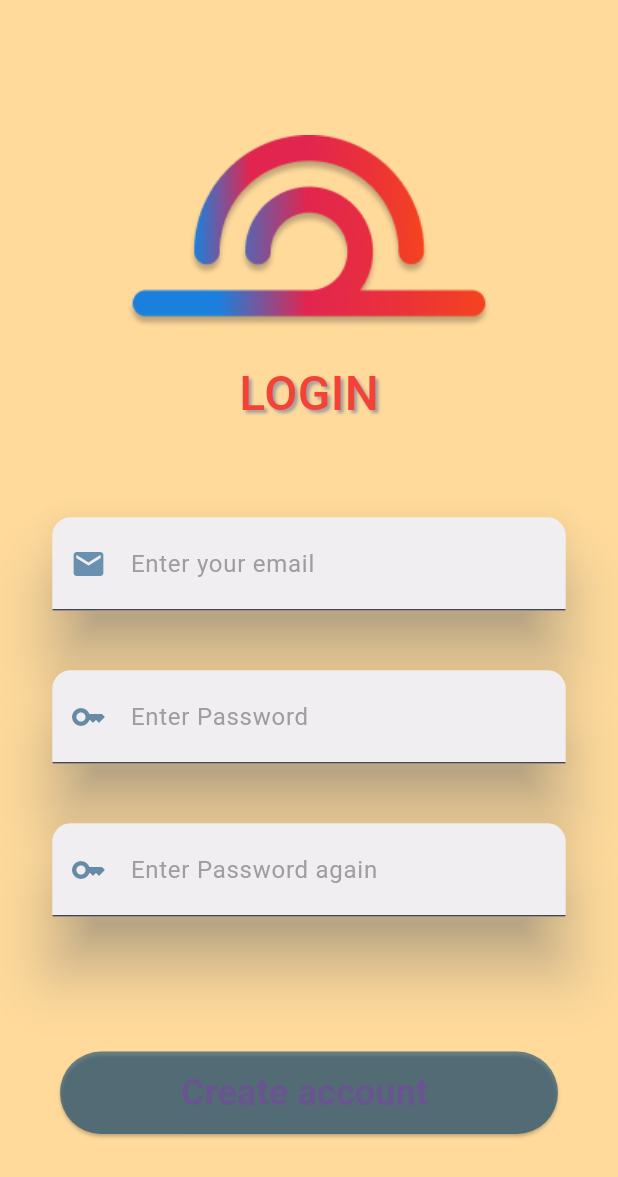
After one commit to ThangVu1903/JapaneseApp, a Flutter app: the signup screen opened directly, on a phone screen of 412 x 824 dp. The commit adds this screen. Shown: the top 1177 px of the screen. Run offline on Flutter 3.47's test engine with Material 2 defaults, Android fonts, the light colour scheme and no system bars.

Commit message:
fix login ui

```diff
--- /dev/null
+++ b/japaneseleansflutter/lib/page/signup.dart
@@ -0,0 +1,114 @@
+import 'package:flutter/material.dart';
+
+class signup extends StatelessWidget {
+  const signup({super.key});
+
+  @override
+  Widget build(BuildContext context) {
+    final Size size = MediaQuery.of(context).size;
+
+    return Scaffold(
+      body: SingleChildScrollView(
+        child: Container(
+          width: size.width,
+          height: size.height,
+          color: const Color.fromARGB(156, 255, 200, 91),
+          child: Column(
+            children: [
+              Padding(
+                  padding: const EdgeInsets.only(top: 90),
+                  child: Image.asset('asset/images/logo.png')),
+              const Padding(
+                padding: EdgeInsets.only(top: 20, bottom: 40),
+                child: Text(
+                  "LOGIN",
+                  style: TextStyle(
+                      color: Colors.red,
+                      fontSize: 32,
+                      fontWeight: FontWeight.w500,
+                      shadows: [
+                        Shadow(
+                            blurRadius: 2.0,
+                            color: Colors.grey,
+                            offset: Offset(2, 2))
+                      ]),
+                ),
+              ),
+              inputText(
+                  'Enter your email',
+                  const Icon(
+                    Icons.email,
+                    color: Color.fromRGBO(18, 84, 132, 0.612),
+                  )),
+              inputText(
+                'Enter Password',
+                const Icon(
+                  Icons.key,
+                  color: Color.fromRGBO(16, 75, 118, 0.612),
+                ),
+              ),
+              inputText(
+                'Enter Password again',
+                const Icon(
+                  Icons.key,
+                  color: Color.fromRGBO(16, 75, 118, 0.612),
+                ),
+              ),
+              Padding(
+                //button login
+                padding:
+                    const EdgeInsets.symmetric(horizontal: 40, vertical: 70),
+                child: ElevatedButton(
+                    style: ElevatedButton.styleFrom(
+                      backgroundColor: const Color.fromRGBO(16, 75, 118, 0.612),
+                    ),
+                    onPressed: () {},
+                    child: const SizedBox(
+                      height: 55,
+                      width: 340,
+                      child: Row(
+                          mainAxisAlignment: MainAxisAlignment.center,
+                          children: [
+                            Text(
+                              'Create account ',
+                              style: TextStyle(
+                                  fontSize: 24, fontWeight: FontWeight.bold),
+                            ),
+                          ]),
+                    )),
+              ),
+            ],
+          ),
+        ),
+      ),
+    );
+  }
+
+  inputText(String lable, Widget icon) {
+    return Padding(
+      padding: const EdgeInsets.symmetric(horizontal: 35, vertical: 20),
+      child: Material(
+        borderRadius: const BorderRadius.only(
+          topLeft: Radius.circular(12),
+          topRight: Radius.circular(12),
+        ),
+        elevation: 18,
+        shadowColor: Colors.grey,
+        child: TextField(
+          style: const TextStyle(fontSize: 20),
+          decoration: InputDecoration(
+              filled: true,
+              fillColor: const Color.fromARGB(156, 232, 232, 232),
+              prefixIcon: icon,
+              border: const UnderlineInputBorder(
+                  borderRadius: BorderRadius.only(
+                topLeft: Radius.circular(12),
+                topRight: Radius.circular(12),
+              )),
+              label: Text(lable),
+              labelStyle: const TextStyle(color: Colors.grey)),
+        ),
+      ),
+    );
+  }
+}
```
Also changed, not shown: japaneseleansflutter/lib/main.dart (+0 -55 lines), japaneseleansflutter/lib/page/home.dart (added, +67 -0 lines), japaneseleansflutter/lib/page/login.dart (added, +315 -0 lines), japaneseleansflutter/pubspec.yaml (+5 -3 lines), japaneseleansflutter/asset/icons/email.png (added), japaneseleansflutter/asset/icons/facebook.png (added), japaneseleansflutter/asset/icons/google.png (added), japaneseleansflutter/asset/icons/pass.png (added), japaneseleansflutter/asset/images/images.jpeg (added), japaneseleansflutter/asset/images/logo.png (added), japaneseleansflutter/pubspec.lock, 10 other files.
